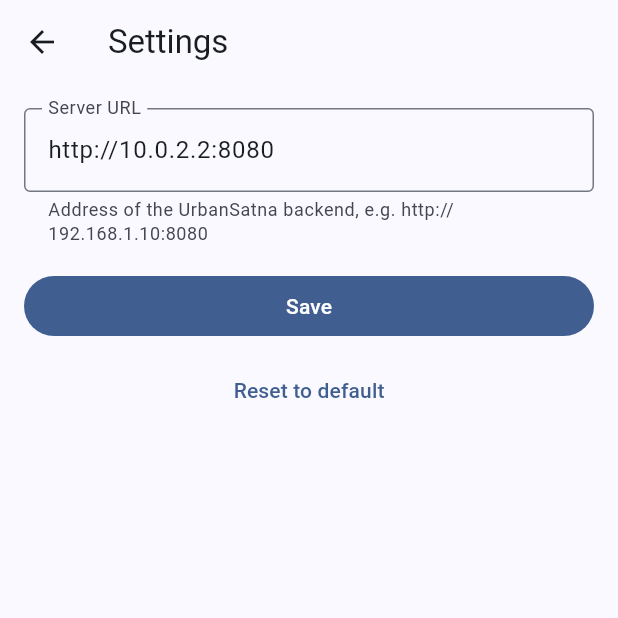
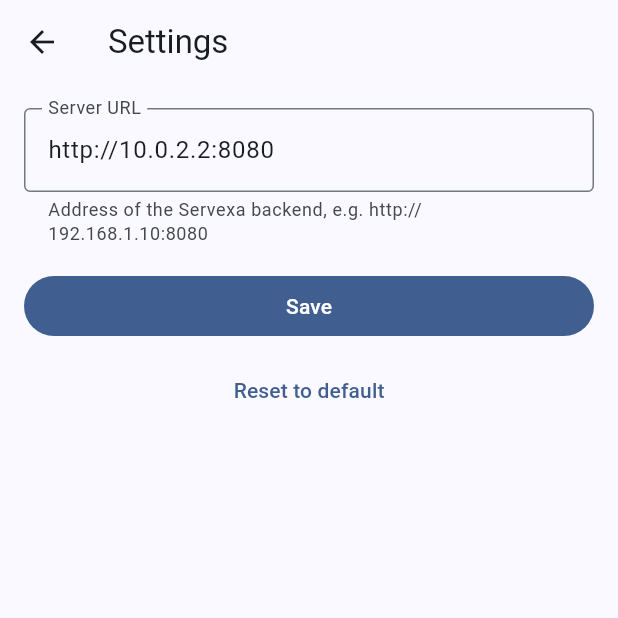
Before and after one commit to Rahulcse79/UrbanSatna, a Flutter app: the screen it shows after launch, after a tap on "Set server URL", on a phone screen of 412 x 824 dp, the top half of it. Run offline on Flutter 3.47's test engine with Material 3 defaults, Android fonts, the phone set to English and light mode, and no system bars; our stand-ins replace dio, flutter_riverpod, go_router, shared_preferences; generated files the repository leaves out were written again; network calls fail.

Commit message:
feat(mobile): rebrand app as Servexa
Display name (launcher + in-app, en/hi), Dart package, applicationId
com.servexa, and CI artifact names. Backend/repo identifiers unchanged.

Co-Authored-By: Claude Fable 5 <noreply@anthropic.com>

```diff
--- a/mobile/lib/l10n/app_en.arb
+++ b/mobile/lib/l10n/app_en.arb
@@ -1,6 +1,6 @@
 {
   "@@locale": "en",
-  "appTitle": "UrbanSatna",
+  "appTitle": "Servexa",
   "backendUnreachable": "Cannot reach the server. Check your connection.",
   "retry": "Retry",
   "statusOverall": "Backend: {status}",
@@ -23,7 +23,7 @@
   },
   "settingsTitle": "Settings",
   "serverUrlLabel": "Server URL",
-  "serverUrlHelp": "Address of the UrbanSatna backend, e.g. http://192.168.1.10:8080",
+  "serverUrlHelp": "Address of the Servexa backend, e.g. http://192.168.1.10:8080",
   "serverUrlInvalid": "Enter a valid URL starting with http:// or https://",
   "serverUrlSaved": "Server URL saved",
   "save": "Save",
--- a/mobile/lib/l10n/app_hi.arb
+++ b/mobile/lib/l10n/app_hi.arb
@@ -1,6 +1,6 @@
 {
   "@@locale": "hi",
-  "appTitle": "अर्बनसतना",
+  "appTitle": "Servexa",
   "backendUnreachable": "सर्वर से संपर्क नहीं हो पा रहा है। अपना कनेक्शन जांचें।",
   "retry": "पुनः प्रयास करें",
   "statusOverall": "बैकएंड: {status}",
@@ -8,7 +8,7 @@
   "statusRedis": "रेडिस: {status}",
   "settingsTitle": "सेटिंग्स",
   "serverUrlLabel": "सर्वर URL",
-  "serverUrlHelp": "UrbanSatna बैकएंड का पता, जैसे http://192.168.1.10:8080",
+  "serverUrlHelp": "Servexa बैकएंड का पता, जैसे http://192.168.1.10:8080",
   "serverUrlInvalid": "http:// या https:// से शुरू होने वाला मान्य URL दर्ज करें",
   "serverUrlSaved": "सर्वर URL सहेजा गया",
   "save": "सहेजें",
--- a/mobile/lib/main.dart
+++ b/mobile/lib/main.dart
@@ -13,13 +13,13 @@ Future<void> main() async {
   runApp(
     ProviderScope(
       overrides: [sharedPreferencesProvider.overrideWithValue(prefs)],
-      child: const UrbanSatnaApp(),
+      child: const ServexaApp(),
     ),
   );
 }
 
-class UrbanSatnaApp extends ConsumerWidget {
-  const UrbanSatnaApp({super.key});
+class ServexaApp extends ConsumerWidget {
+  const ServexaApp({super.key});
 
   @override
   Widget build(BuildContext context, WidgetRef ref) {
--- a/mobile/pubspec.yaml
+++ b/mobile/pubspec.yaml
@@ -1,5 +1,5 @@
-name: urbansatna
-description: UrbanSatna — hyperlocal service marketplace (customer app).
+name: servexa
+description: Servexa — hyperlocal service marketplace (customer app).
 publish_to: "none"
 version: 0.1.0
 
```
Also changed, not shown: 4 other files.
